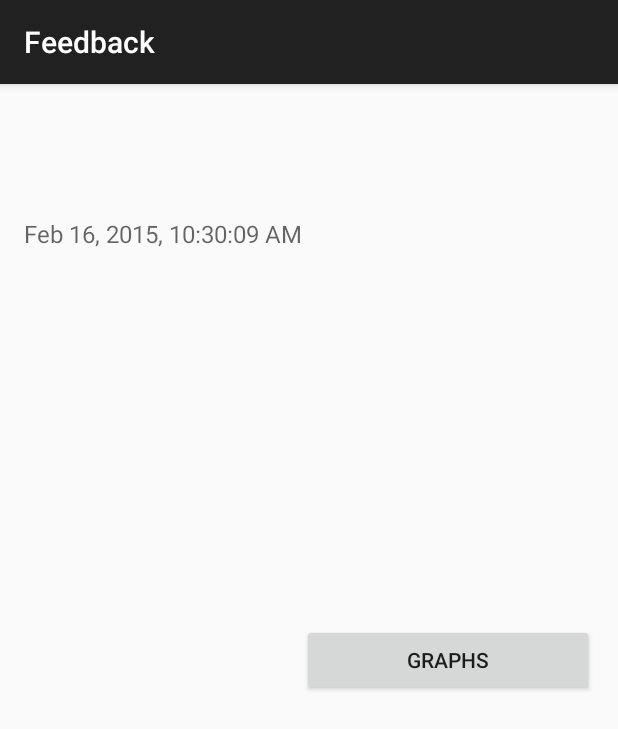
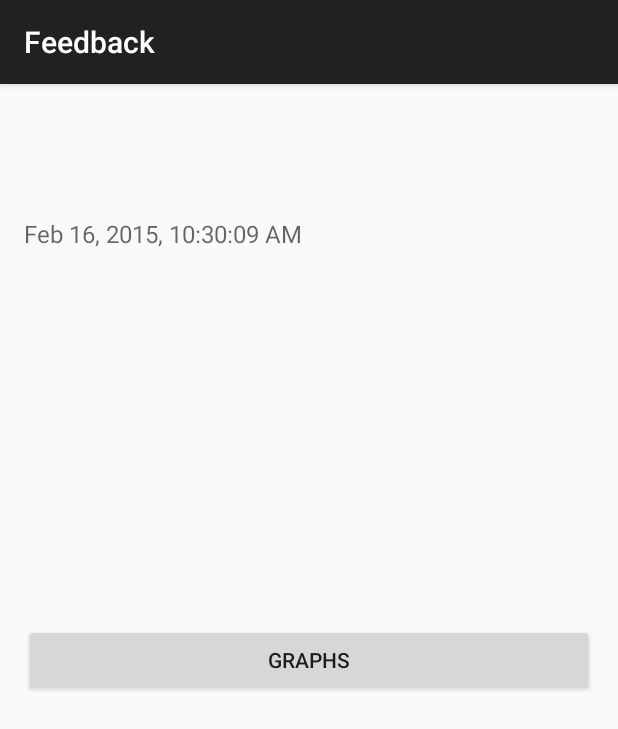
Before and after one commit to psyllost/CognitiveApp, an Android app: the Feedback screen opened directly, with no data from a screen before it, on a phone screen of 412 x 824 dp. Shown: the top 729 px of the screen. Run offline under Robolectric (Android 15) with nearby library versions, the phone set to English and light mode, and no system bars.

Commit message:
Location and graphs added (prototype structure)

```diff
--- a/app/src/main/res/layout/activity_feedback.xml
+++ b/app/src/main/res/layout/activity_feedback.xml
@@ -1,9 +1,11 @@
 <RelativeLayout xmlns:android="http://schemas.android.com/apk/res/android"
-    xmlns:tools="http://schemas.android.com/tools" android:layout_width="match_parent"
-    android:layout_height="match_parent" android:paddingLeft="@dimen/activity_horizontal_margin"
+    xmlns:tools="http://schemas.android.com/tools"
+    android:layout_width="match_parent"
+    android:layout_height="match_parent"
+    android:paddingBottom="@dimen/activity_vertical_margin"
+    android:paddingLeft="@dimen/activity_horizontal_margin"
     android:paddingRight="@dimen/activity_horizontal_margin"
     android:paddingTop="@dimen/activity_vertical_margin"
-    android:paddingBottom="@dimen/activity_vertical_margin"
     tools:context="com.example.ioanna.cognitiveapp.Feedback">
 
     <TextView
@@ -11,28 +13,26 @@
         android:layout_width="wrap_content"
         android:layout_height="wrap_content"
         android:layout_alignParentLeft="true"
-        android:layout_alignParentTop="true"
-         />
+        android:layout_alignParentTop="true" />
 
     <TextView
+        android:id="@+id/timestamp"
         android:layout_width="wrap_content"
         android:layout_height="wrap_content"
+        android:layout_alignParentLeft="true"
+        android:layout_alignParentStart="true"
+        android:layout_below="@+id/location_address_view"
+        android:layout_marginTop="53dp"
         android:textAppearance="?android:attr/textAppearanceMedium"
-        android:id="@+id/timestamp"
-        android:layout_marginTop="53dp"
-        android:textSize="16dp"
-        android:layout_below="@+id/location_address_view"
-        android:layout_alignParentLeft="true"
-        android:layout_alignParentStart="true" />
+        android:textSize="16dp" />
 
     <Button
-        android:layout_width="wrap_content"
+        android:id="@+id/graphs"
+        android:layout_width="fill_parent"
         android:layout_height="wrap_content"
-        android:text="Graphs"
-        android:id="@+id/graphs"
+        android:layout_alignParentEnd="true"
+        android:layout_alignParentRight="true"
         android:layout_centerVertical="true"
-        android:layout_toRightOf="@+id/timestamp"
-        android:layout_alignParentRight="true"
-        android:layout_alignParentEnd="true" />
+        android:text="Graphs" />
 
 </RelativeLayout>
```
